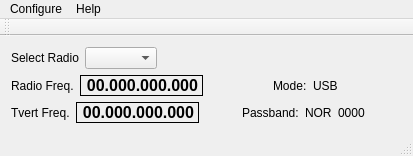
The window that mqt/MqtRigControl/rigcontrolmainwindow.ui (zsteva/backup-minos2) describes before a commit, drawn with Qt 5.
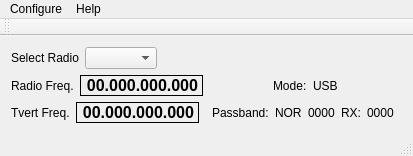
The same window after the commit.

Diff of the .ui file:
```diff
--- a/mqt/MqtRigControl/rigcontrolmainwindow.ui
+++ b/mqt/MqtRigControl/rigcontrolmainwindow.ui
@@ -171,6 +171,20 @@
           </property>
          </widget>
         </item>
+        <item>
+         <widget class="QLabel" name="logpbwidthlbl">
+          <property name="text">
+           <string>0000</string>
+          </property>
+         </widget>
+        </item>
+        <item>
+         <widget class="QLabel" name="label_2">
+          <property name="text">
+           <string>RX:</string>
+          </property>
+         </widget>
+        </item>
         <item>
          <widget class="QLabel" name="passBandlbl">
           <property name="text">
```
